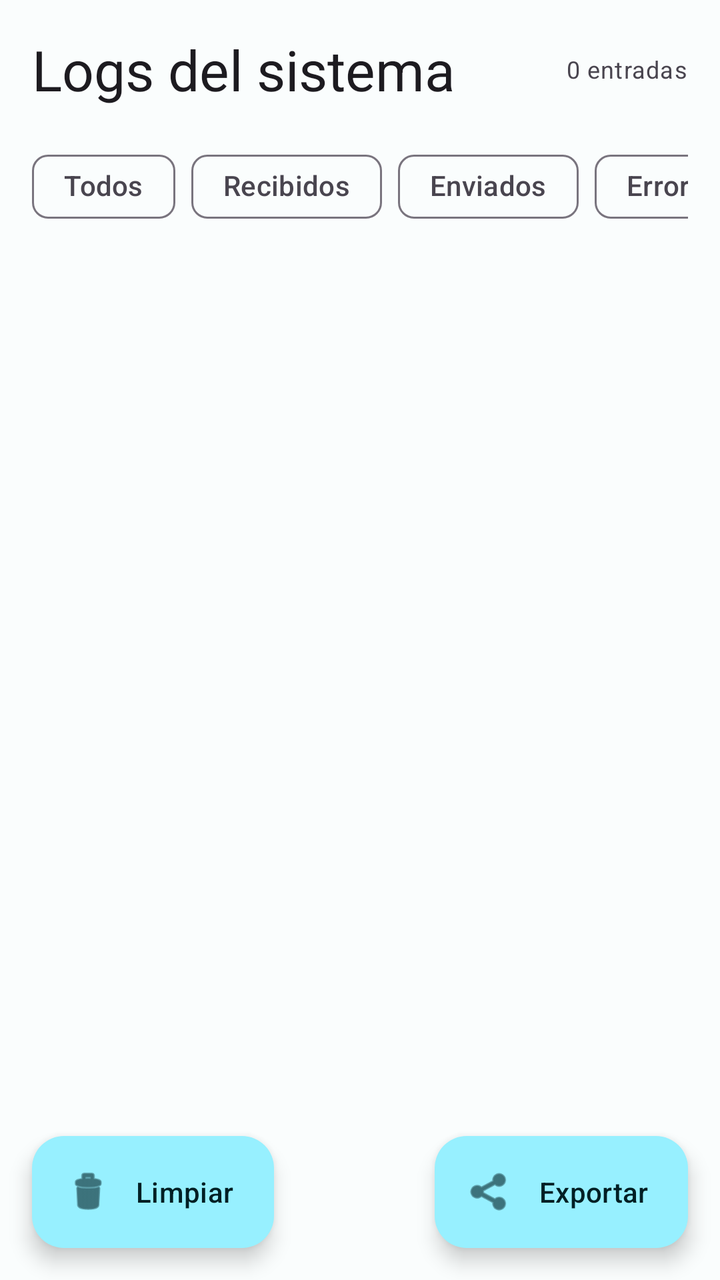
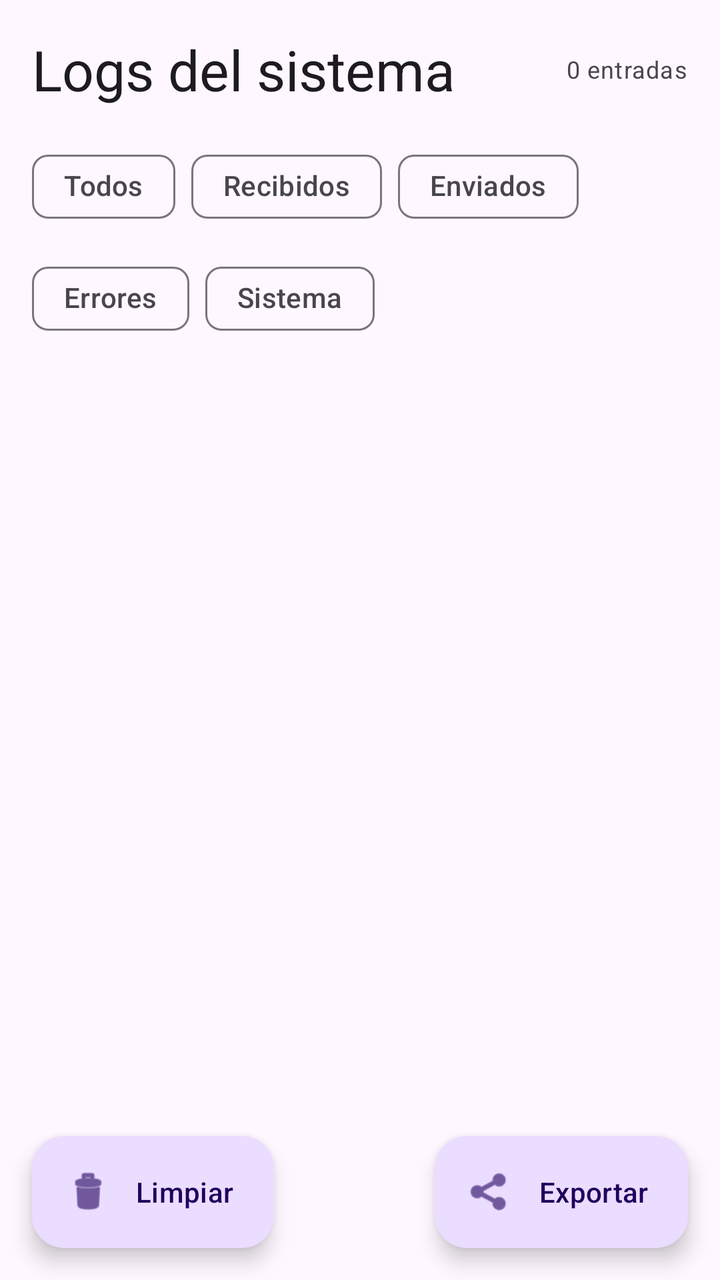

Before-and-after screenshots of an Android layout around one commit, followed by the original layout XML and the change that was made.
<!-- AndroidManifest.xml: application theme Theme.SmsGateway -->
<!-- res/layout/fragment_logs.xml -->
<?xml version="1.0" encoding="utf-8"?>
<androidx.coordinatorlayout.widget.CoordinatorLayout
    xmlns:android="http://schemas.android.com/apk/res/android"
    xmlns:app="http://schemas.android.com/apk/res-auto"
    android:layout_width="match_parent"
    android:layout_height="match_parent">

    <LinearLayout
        android:layout_width="match_parent"
        android:layout_height="match_parent"
        android:orientation="vertical">

        <LinearLayout
            android:layout_width="match_parent"
            android:layout_height="wrap_content"
            android:orientation="horizontal"
            android:padding="16dp"
            android:gravity="center_vertical">

            <TextView
                android:layout_width="0dp"
                android:layout_height="wrap_content"
                android:layout_weight="1"
                android:text="Logs del sistema"
                android:textAppearance="@style/TextAppearance.Material3.HeadlineMedium" />

            <TextView
                android:id="@+id/text_view_total"
                android:layout_width="wrap_content"
                android:layout_height="wrap_content"
                android:textAppearance="@style/TextAppearance.Material3.BodySmall"
                android:text="0 entradas" />
        </LinearLayout>

        <HorizontalScrollView
            android:layout_width="match_parent"
            android:layout_height="wrap_content"
            android:scrollbars="none"
            android:paddingStart="16dp"
            android:paddingEnd="16dp"
            android:paddingBottom="8dp">

            <com.google.android.material.chip.ChipGroup
                android:layout_width="wrap_content"
                android:layout_height="wrap_content"
                app:selectionRequired="true"
                app:singleSelection="true">

                <com.google.android.material.chip.Chip
                    android:id="@+id/chip_todos"
                    style="@style/Widget.Material3.Chip.Filter"
                    android:layout_width="wrap_content"
                    android:layout_height="wrap_content"
                    android:text="Todos" />

                <com.google.android.material.chip.Chip
                    android:id="@+id/chip_recibidos"
                    style="@style/Widget.Material3.Chip.Filter"
                    android:layout_width="wrap_content"
                    android:layout_height="wrap_content"
                    android:text="Recibidos" />

                <com.google.android.material.chip.Chip
                    android:id="@+id/chip_enviados"
                    style="@style/Widget.Material3.Chip.Filter"
                    android:layout_width="wrap_content"
                    android:layout_height="wrap_content"
                    android:text="Enviados" />

                <com.google.android.material.chip.Chip
                    android:id="@+id/chip_errores"
                    style="@style/Widget.Material3.Chip.Filter"
                    android:layout_width="wrap_content"
                    android:layout_height="wrap_content"
                    android:text="Errores" />

                <com.google.android.material.chip.Chip
                    android:id="@+id/chip_sistema"
                    style="@style/Widget.Material3.Chip.Filter"
                    android:layout_width="wrap_content"
                    android:layout_height="wrap_content"
                    android:text="Sistema" />

            </com.google.android.material.chip.ChipGroup>
        </HorizontalScrollView>

        <TextView
            android:id="@+id/text_view_sin_logs"
            android:layout_width="wrap_content"
            android:layout_height="wrap_content"
            android:layout_gravity="center"
            android:text="Sin entradas de log"
            android:visibility="gone"
            android:layout_marginTop="48dp"
            android:layout_marginStart="16dp" />

        <androidx.recyclerview.widget.RecyclerView
            android:id="@+id/recycler_view_logs"
            android:layout_width="match_parent"
            android:layout_height="0dp"
            android:layout_weight="1"
            android:clipToPadding="false"
            android:paddingBottom="80dp"
            app:layoutManager="androidx.recyclerview.widget.LinearLayoutManager" />

    </LinearLayout>

    <com.google.android.material.floatingactionbutton.ExtendedFloatingActionButton
        android:id="@+id/fab_limpiar_logs"
        android:layout_width="wrap_content"
        android:layout_height="wrap_content"
        android:layout_gravity="bottom|start"
        android:layout_margin="16dp"
        android:text="@string/logs_limpiar"
        app:icon="@android:drawable/ic_menu_delete" />

    <com.google.android.material.floatingactionbutton.ExtendedFloatingActionButton
        android:id="@+id/fab_exportar"
        android:layout_width="wrap_content"
        android:layout_height="wrap_content"
        android:layout_gravity="bottom|end"
        android:layout_margin="16dp"
        android:text="@string/logs_exportar"
        app:icon="@android:drawable/ic_menu_share" />

</androidx.coordinatorlayout.widget.CoordinatorLayout>
<!-- resources referenced by this layout -->
<resources>
  <string name="logs_exportar">Exportar</string>
  <string name="logs_limpiar">Limpiar</string>
  <style name="Theme.SmsGateway" parent="Theme.Material3.DayNight.NoActionBar">
          <item name="colorPrimary">@color/md_theme_primary</item>
          <item name="colorOnPrimary">@color/md_theme_on_primary</item>
          <item name="colorPrimaryContainer">@color/md_theme_primary_container</item>
          <item name="colorOnPrimaryContainer">@color/md_theme_on_primary_container</item>
          <item name="colorSecondary">@color/md_theme_secondary</item>
          <item name="colorOnSecondary">@color/md_theme_on_secondary</item>
          <item name="colorError">@color/md_theme_error</item>
          <item name="android:colorBackground">@color/md_theme_background</item>
          <item name="colorSurface">@color/md_theme_surface</item>
      </style>
  <color name="md_theme_primary">#006874</color>
  <color name="md_theme_on_primary">#FFFFFF</color>
  <color name="md_theme_primary_container">#97F0FF</color>
  <color name="md_theme_on_primary_container">#001F24</color>
  <color name="md_theme_secondary">#4A6267</color>
  <color name="md_theme_on_secondary">#FFFFFF</color>
  <color name="md_theme_error">#BA1A1A</color>
  <color name="md_theme_background">#FAFDFD</color>
  <color name="md_theme_surface">#FAFDFD</color>
</resources>

<!-- the commit's change to res/layout/fragment_logs.xml (unified diff, before → after) -->
@@ -32,57 +32,52 @@
                 android:text="0 entradas" />
         </LinearLayout>
 
-        <HorizontalScrollView
+        
+        <com.google.android.material.chip.ChipGroup
             android:layout_width="match_parent"
             android:layout_height="wrap_content"
-            android:scrollbars="none"
             android:paddingStart="16dp"
             android:paddingEnd="16dp"
-            android:paddingBottom="8dp">
+            android:paddingBottom="8dp"
+            app:selectionRequired="true"
+            app:singleSelection="true">
 
-            <com.google.android.material.chip.ChipGroup
+            <com.google.android.material.chip.Chip
+                android:id="@+id/chip_todos"
+                style="@style/Widget.Material3.Chip.Filter"
                 android:layout_width="wrap_content"
                 android:layout_height="wrap_content"
-                app:selectionRequired="true"
-                app:singleSelection="true">
+                android:text="Todos" />
 
-                <com.google.android.material.chip.Chip
-                    android:id="@+id/chip_todos"
-                    style="@style/Widget.Material3.Chip.Filter"
-                    android:layout_width="wrap_content"
-                    android:layout_height="wrap_content"
-                    android:text="Todos" />
+            <com.google.android.material.chip.Chip
+                android:id="@+id/chip_recibidos"
+                style="@style/Widget.Material3.Chip.Filter"
+                android:layout_width="wrap_content"
+                android:layout_height="wrap_content"
+                android:text="Recibidos" />
 
-                <com.google.android.material.chip.Chip
-                    android:id="@+id/chip_recibidos"
-                    style="@style/Widget.Material3.Chip.Filter"
-                    android:layout_width="wrap_content"
-                    android:layout_height="wrap_content"
-                    android:text="Recibidos" />
+            <com.google.android.material.chip.Chip
+                android:id="@+id/chip_enviados"
+                style="@style/Widget.Material3.Chip.Filter"
+                android:layout_width="wrap_content"
+                android:layout_height="wrap_content"
+                android:text="Enviados" />
 
-                <com.google.android.material.chip.Chip
-                    android:id="@+id/chip_enviados"
-                    style="@style/Widget.Material3.Chip.Filter"
-                    android:layout_width="wrap_content"
-                    android:layout_height="wrap_content"
-                    android:text="Enviados" />
+            <com.google.android.material.chip.Chip
+                android:id="@+id/chip_errores"
+                style="@style/Widget.Material3.Chip.Filter"
+                android:layout_width="wrap_content"
+                android:layout_height="wrap_content"
+                android:text="Errores" />
 
-                <com.google.android.material.chip.Chip
-                    android:id="@+id/chip_errores"
-                    style="@style/Widget.Material3.Chip.Filter"
-                    android:layout_width="wrap_content"
-                    android:layout_height="wrap_content"
-                    android:text="Errores" />
+            <com.google.android.material.chip.Chip
+                android:id="@+id/chip_sistema"
+                style="@style/Widget.Material3.Chip.Filter"
+                android:layout_width="wrap_content"
+                android:layout_height="wrap_content"
+                android:text="Sistema" />
 
-                <com.google.android.material.chip.Chip
-                    android:id="@+id/chip_sistema"
-                    style="@style/Widget.Material3.Chip.Filter"
-                    android:layout_width="wrap_content"
-                    android:layout_height="wrap_content"
-                    android:text="Sistema" />
-
-            </com.google.android.material.chip.ChipGroup>
-        </HorizontalScrollView>
+        </com.google.android.material.chip.ChipGroup>
 
         <TextView
             android:id="@+id/text_view_sin_logs"
<!-- resource entries referenced after the edit -->
@@ -12,6 +12,10 @@
           <item name="colorError">@color/md_theme_error</item>
           <item name="android:colorBackground">@color/md_theme_background</item>
           <item name="colorSurface">@color/md_theme_surface</item>
+  
+          
+          <item name="android:statusBarColor">@android:color/transparent</item>
+          <item name="android:navigationBarColor">#52000000</item>
       </style>
   <color name="md_theme_primary">#006874</color>
   <color name="md_theme_on_primary">#FFFFFF</color>
